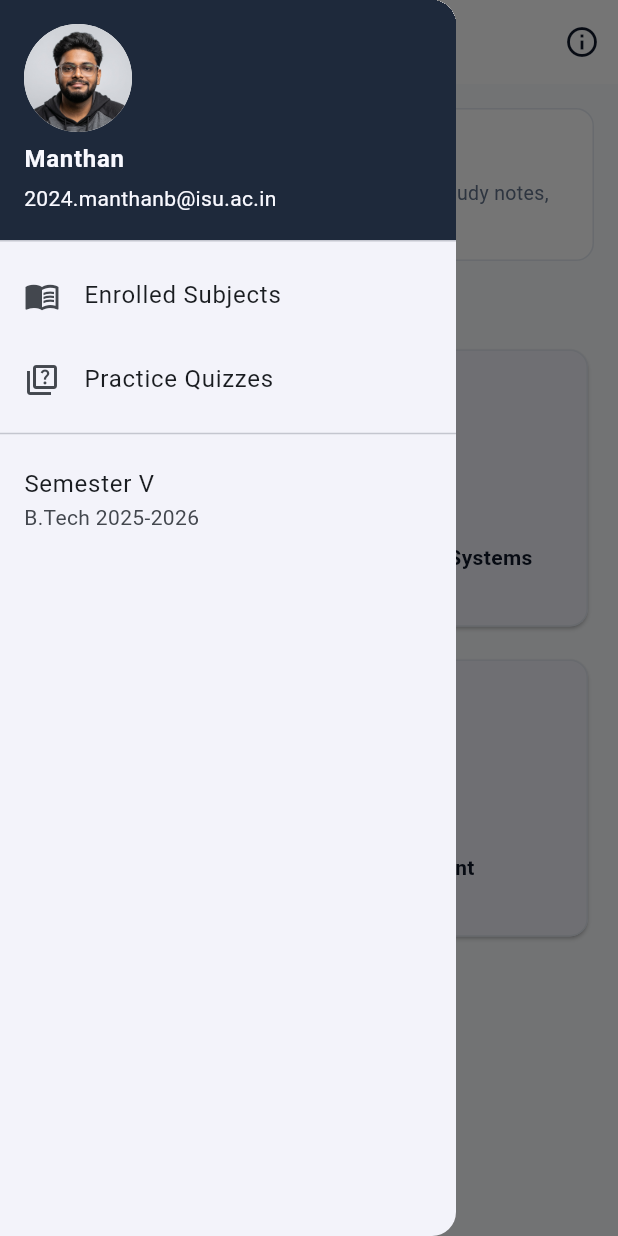
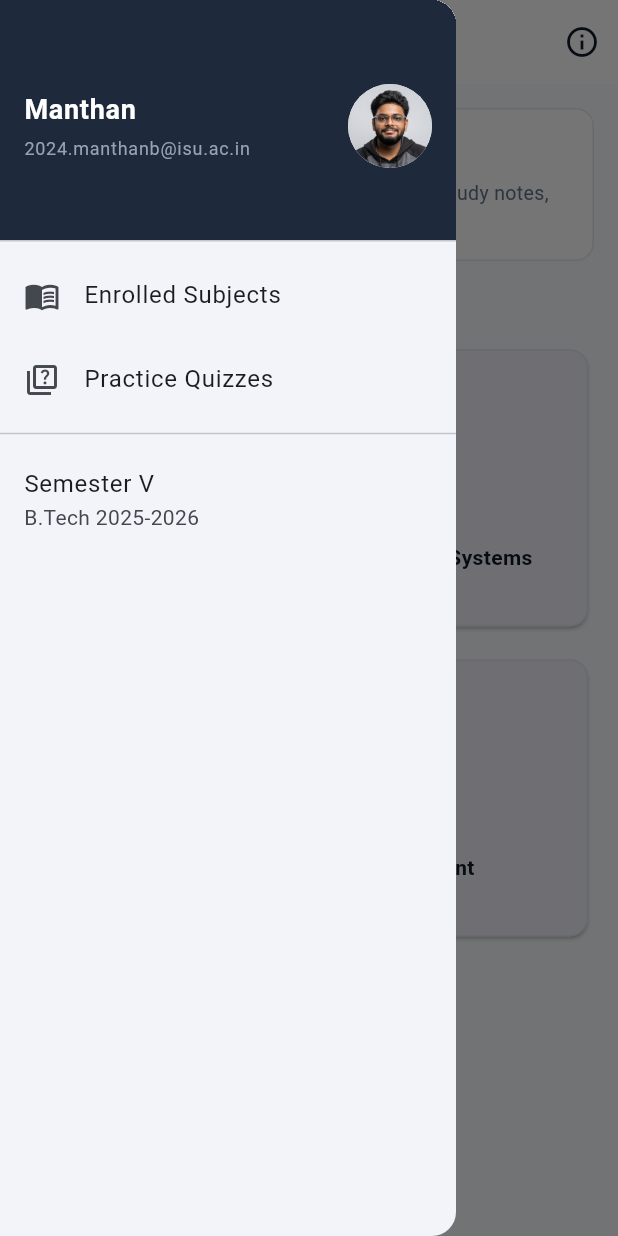
Before and after one commit to MSB-io/student_learning_app, a Flutter app: the screen it shows after launch, with the side drawer open, on a phone screen of 412 x 824 dp. Run offline on Flutter 3.47's test engine with Material 3 defaults, Android fonts, the phone set to English and light mode, and no system bars.

Commit message:
Update sidebar header: name and email on left, avatar on right-most side

```diff
--- a/lib/screens/home_screen.dart
+++ b/lib/screens/home_screen.dart
@@ -44,18 +44,48 @@ class HomeScreen extends StatelessWidget {
         child: ListView(
           padding: EdgeInsets.zero,
           children: [
-            const UserAccountsDrawerHeader(
-              decoration: BoxDecoration(
+            DrawerHeader(
+              decoration: const BoxDecoration(
                 color: Color(0xFF1E293B),
               ),
-              accountName: Text(
-                'Manthan',
-                style: TextStyle(fontWeight: FontWeight.bold, fontSize: 16),
-              ),
-              accountEmail: Text('2024.manthanb@isu.ac.in'),
-              currentAccountPicture: CircleAvatar(
-                backgroundColor: Colors.white,
-                backgroundImage: AssetImage('assets/avatar.jpg'),
+              child: Row(
+                mainAxisAlignment: MainAxisAlignment.spaceBetween,
+                crossAxisAlignment: CrossAxisAlignment.center,
+                children: [
+                  // Left: Name & Email
+                  const Expanded(
+                    child: Column(
+                      mainAxisAlignment: MainAxisAlignment.center,
+                      crossAxisAlignment: CrossAxisAlignment.start,
+                      children: [
+                        Text(
+                          'Manthan',
+                          style: TextStyle(
+                            color: Colors.white,
+                            fontSize: 18,
+                            fontWeight: FontWeight.bold,
+                          ),
+                        ),
+                        SizedBox(height: 4),
+                        Text(
+                          '2024.manthanb@isu.ac.in',
+                          overflow: TextOverflow.ellipsis,
+                          style: TextStyle(
+                            color: Color(0xFF94A3B8),
+                            fontSize: 12,
+                          ),
+                        ),
+                      ],
+                    ),
+                  ),
+                  const SizedBox(width: 12),
+                  // Right-most: Avatar
+                  const CircleAvatar(
+                    radius: 28,
+                    backgroundColor: Colors.white,
+                    backgroundImage: AssetImage('assets/avatar.jpg'),
+                  ),
+                ],
               ),
             ),
             ListTile(
```
